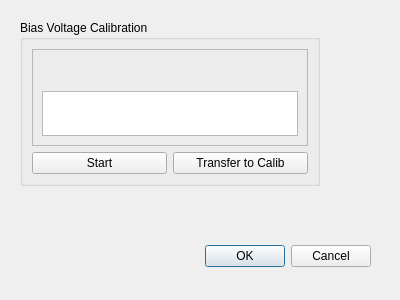
The window that muondetector-gui/src/calibscandialog.ui (MuonPi/muondetector) describes before a commit, drawn with Qt 5.
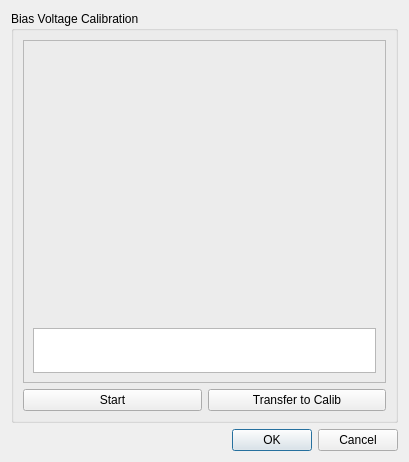
The same window after the commit. Custom widgets are drawn as their Qt base class.

Commit message: - removed debug button "rate scan" in calibform - implemented calibscan dialog window (access with button in calibform), yet without function

```diff
--- a/muondetector-gui/src/calibscandialog.ui
+++ b/muondetector-gui/src/calibscandialog.ui
@@ -6,38 +6,16 @@
    <rect>
     <x>0</x>
     <y>0</y>
-    <width>400</width>
-    <height>300</height>
+    <width>409</width>
+    <height>462</height>
    </rect>
   </property>
   <property name="windowTitle">
    <string>Dialog</string>
   </property>
-  <widget class="QDialogButtonBox" name="buttonBox">
-   <property name="geometry">
-    <rect>
-     <x>30</x>
-     <y>240</y>
-     <width>341</width>
-     <height>32</height>
-    </rect>
-   </property>
-   <property name="orientation">
-    <enum>Qt::Horizontal</enum>
-   </property>
-   <property name="standardButtons">
-    <set>QDialogButtonBox::Cancel|QDialogButtonBox::Ok</set>
-   </property>
-  </widget>
+  <layout class="QGridLayout" name="gridLayout">
+   <item row="0" column="0">
   <widget class="QGroupBox" name="measureBiasCalibGroupBox">
-   <property name="geometry">
-    <rect>
-     <x>20</x>
-     <y>20</y>
-     <width>300</width>
-     <height>166</height>
-    </rect>
-   </property>
    <property name="sizePolicy">
     <sizepolicy hsizetype="Expanding" vsizetype="Preferred">
      <horstretch>0</horstretch>
@@ -124,6 +102,18 @@
     </item>
    </layout>
   </widget>
+   </item>
+   <item row="1" column="0">
+    <widget class="QDialogButtonBox" name="buttonBox">
+     <property name="orientation">
+      <enum>Qt::Horizontal</enum>
+     </property>
+     <property name="standardButtons">
+      <set>QDialogButtonBox::Cancel|QDialogButtonBox::Ok</set>
+     </property>
+    </widget>
+   </item>
+  </layout>
  </widget>
  <customwidgets>
   <customwidget>
```
Lines whose indentation alone changed are shown as unchanged. The commit also changes 3 other files.
